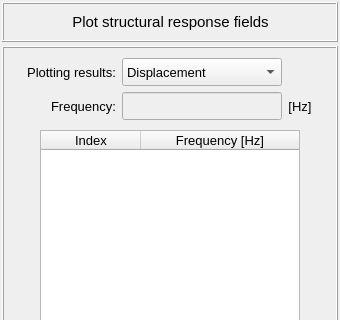
Old version of the form vibra/interface/data/ui_files/plots/structural/structural_response_fields_inputs.ui in the repository MOPT-UFSC/VIBRA; both pictures show x 0 to 340 and y 0 to 320 of the 340 by 806 pixel window.
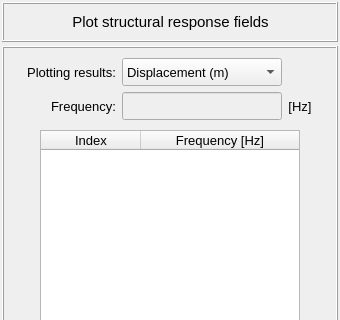
New version of the form.

```diff
--- a/vibra/interface/data/ui_files/plots/structural/structural_response_fields_inputs.ui
+++ b/vibra/interface/data/ui_files/plots/structural/structural_response_fields_inputs.ui
@@ -631,7 +631,7 @@
                </property>
                <item>
                 <property name="text">
-                 <string>Displacement</string>
+                 <string>Displacement (m)</string>
                 </property>
                </item>
                <item>
```
Left out of the diff: 34 changed lines with no effect on the pictures.
